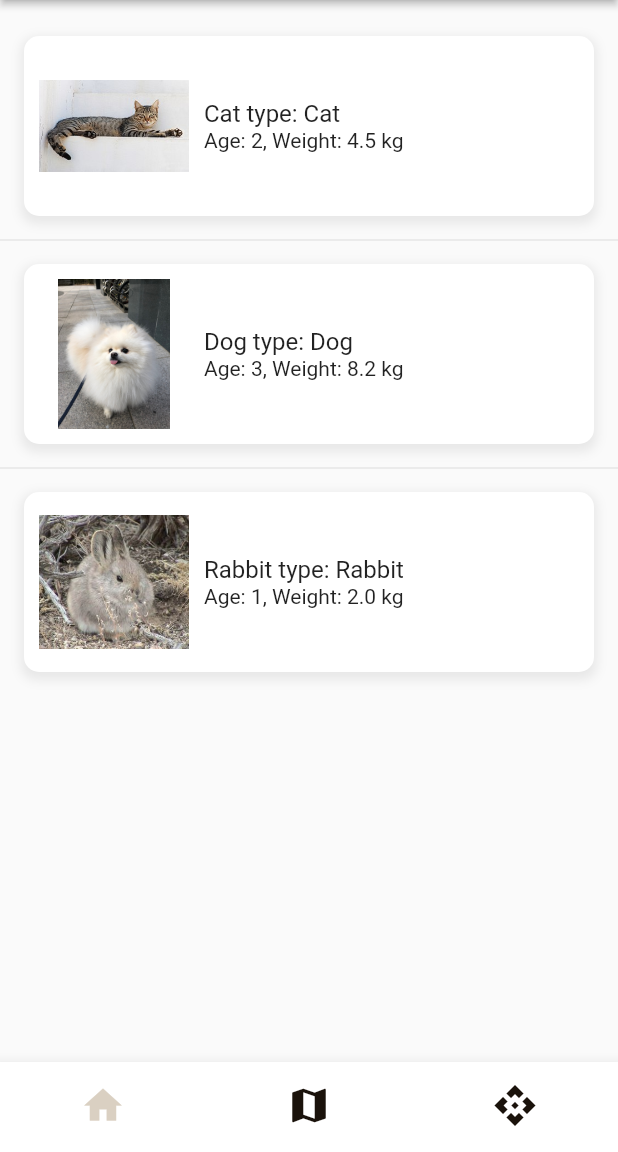
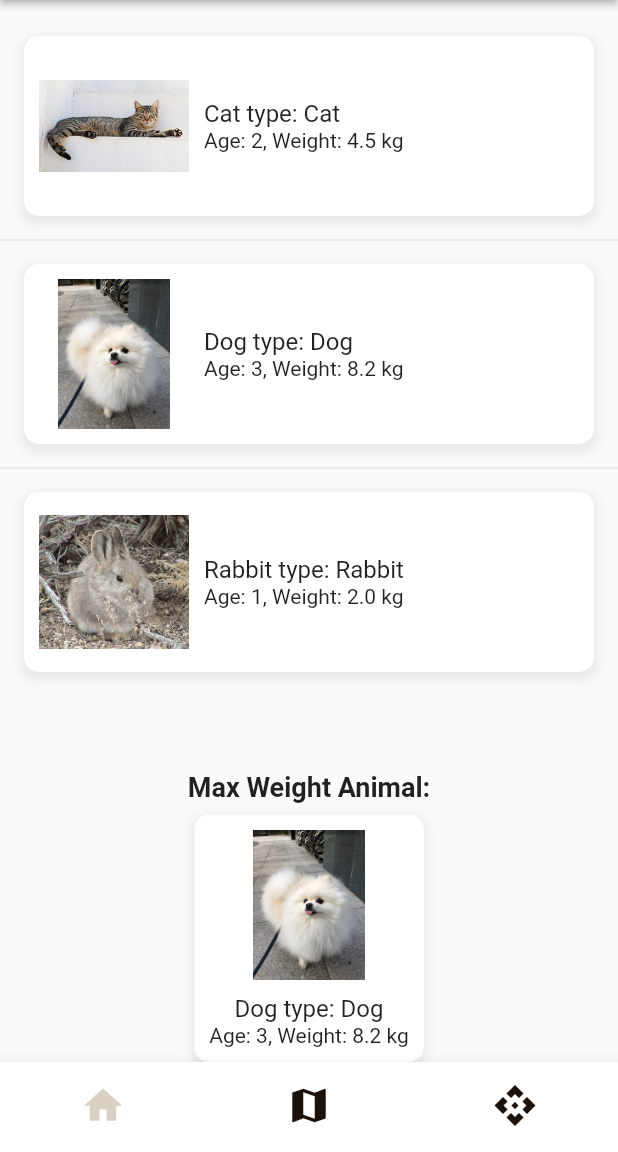
Before and after one commit to Busan-8th-ICT-Hackathon-merge/PetsFinder_Frontend, a Flutter app: the screen it shows after launch, on a phone screen of 412 x 824 dp, the part 84-1236 px from its top. Run offline on Flutter 3.47's test engine with Material 2 defaults, Android fonts, the phone set to English and light mode, and no system bars; our stand-ins replace image_picker.

Commit message:
add max_weight_animal

```diff
--- a/ict/lib/view/Landing.dart
+++ b/ict/lib/view/Landing.dart
@@ -56,6 +56,26 @@ class LandingState extends State<Landing> {
         animals.add(newAnimal);
       });
     }
+  }
+
+  Animal maxWeightAnimal() {
+    if (animals.isEmpty) {
+      return Animal(
+        name: "No animals",
+        type: "N/A",
+        age: 0,
+        weight: 0.0,
+        imageUrl: "",
+      );
+    }
+
+    Animal maxWeight = animals[0];
+    for (Animal animal in animals) {
+      if (animal.weight > maxWeight.weight) {
+        maxWeight = animal;
+      }
+    }
+    return maxWeight;
   }
 
   @override
@@ -150,6 +170,45 @@ class LandingState extends State<Landing> {
               },
             ),
           ),
+          SizedBox(height: 16),
+          Text(
+            "Max Weight Animal:",
+            style: TextStyle(fontSize: 18, fontWeight: FontWeight.bold),
+          ),
+          SizedBox(height: 8),
+          Container(
+            padding: EdgeInsets.all(10),
+            decoration: BoxDecoration(
+              color: Colors.white,
+              borderRadius: BorderRadius.circular(10),
+              boxShadow: [
+                BoxShadow(
+                  color: Colors.grey.withOpacity(0.2),
+                  spreadRadius: 2,
+                  blurRadius: 5,
+                  offset: Offset(0, 3),
+                ),
+              ],
+            ),
+            child: Column(
+              children: [
+                Image.asset(
+                  maxWeightAnimal().imageUrl,
+                  width: 100,
+                  height: 100,
+                ),
+                SizedBox(height: 10),
+                Text(
+                  "${maxWeightAnimal().name} type: ${maxWeightAnimal().type}",
+                  style: TextStyle(fontSize: 16),
+                ),
+                Text(
+                  "Age: ${maxWeightAnimal().age}, Weight: ${maxWeightAnimal().weight} kg",
+                  style: TextStyle(fontSize: 14),
+                ),
+              ],
+            ),
+          ),
         ],
       ),
     );
```
Also changed, not shown: 3 other files.
